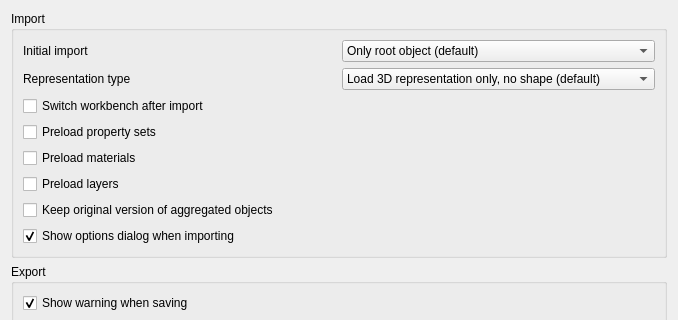
Before: the Qt Designer form src/Mod/BIM/Resources/ui/preferencesNativeIFC.ui in southseact-3d/fcd, drawn with Qt 5; both pictures show x 0 to 678 and y 0 to 320 of the 678 by 663 pixel window.
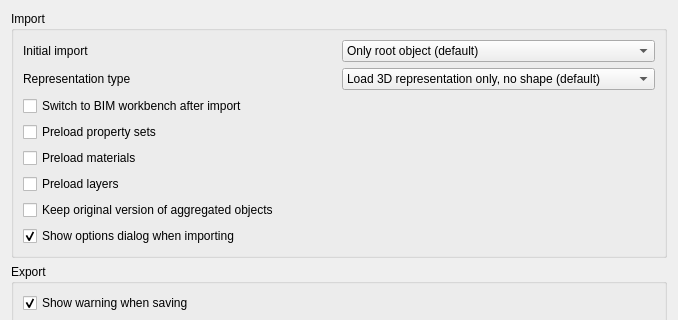
After: the same form once the commit is applied. Custom widgets are drawn as their Qt base class.

Commit message:
BIM: fix SwitchWB preference by switching to BIM WB
Fixes #14680.

The edit to the form file:
```diff
--- a/src/Mod/BIM/Resources/ui/preferencesNativeIFC.ui
+++ b/src/Mod/BIM/Resources/ui/preferencesNativeIFC.ui
@@ -103,7 +103,7 @@
          <string>If this is checked, the workbench specified in Start preferences will be loaded after import</string>
         </property>
         <property name="text">
-         <string>Switch workbench after import</string>
+         <string>Switch to BIM workbench after import</string>
         </property>
         <property name="prefEntry" stdset="0">
          <cstring>SwitchWB</cstring>
```
Left out of the diff: 2 changed lines with no effect on the pictures. The commit also changes 1 other file.
